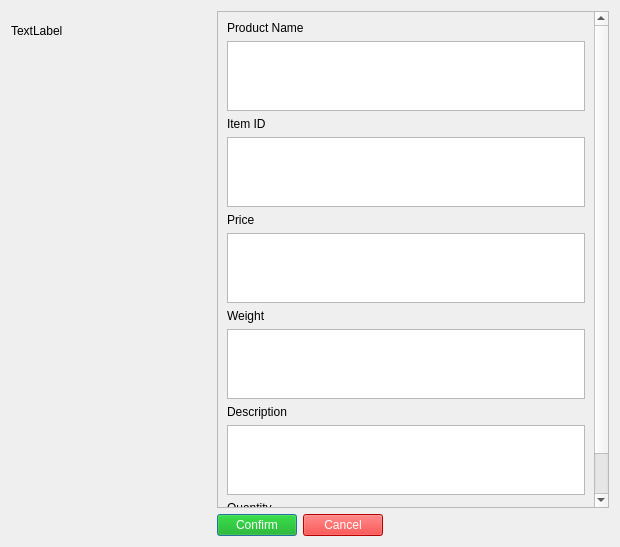
Above: User Interface/AddInventoryObj.ui from Struong4/Team2Jira before the change. Below: the same form after it.
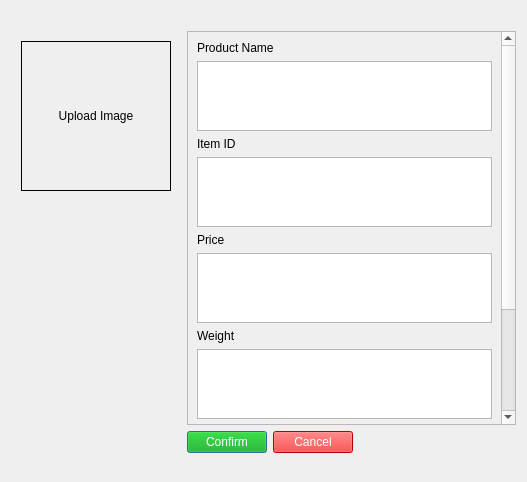
That is the form after the change. Icons and pictures are not drawn.

What changed in the file:
```diff
--- a/User Interface/AddInventoryObj.ui
+++ b/User Interface/AddInventoryObj.ui
@@ -6,8 +6,8 @@
    <rect>
     <x>0</x>
     <y>0</y>
-    <width>620</width>
-    <height>547</height>
+    <width>527</width>
+    <height>482</height>
    </rect>
   </property>
   <property name="windowTitle">
@@ -16,37 +16,10 @@
   <layout class="QHBoxLayout" name="horizontalLayout">
    <item>
     <layout class="QFormLayout" name="formLayout">
-     <item row="0" column="0">
-      <layout class="QVBoxLayout" name="verticalLayout_6">
-       <item>
-        <widget class="QLabel" name="label">
-         <property name="minimumSize">
-          <size>
-           <width>0</width>
-           <height>0</height>
-          </size>
-         </property>
-         <property name="text">
-          <string>TextLabel</string>
-         </property>
-        </widget>
-       </item>
-       <item>
-        <spacer name="horizontalSpacer">
-         <property name="orientation">
-          <enum>Qt::Horizontal</enum>
-         </property>
-         <property name="sizeHint" stdset="0">
-          <size>
-           <width>200</width>
-           <height>20</height>
-          </size>
-         </property>
-        </spacer>
-       </item>
-      </layout>
-     </item>
-     <item row="0" column="1">
+     <property name="labelAlignment">
+      <set>Qt::AlignLeading|Qt::AlignLeft|Qt::AlignTop</set>
+     </property>
+     <item row="1" column="1">
       <widget class="QScrollArea" name="scrollArea">
        <property name="widgetResizable">
         <bool>true</bool>
@@ -55,8 +28,8 @@
         <property name="geometry">
          <rect>
           <x>0</x>
-          <y>-49</y>
-          <width>373</width>
+          <y>0</y>
+          <width>312</width>
           <height>545</height>
          </rect>
         </property>
@@ -142,7 +115,7 @@
        </widget>
       </widget>
      </item>
-     <item row="1" column="1">
+     <item row="2" column="1">
       <layout class="QHBoxLayout" name="horizontalLayout_2">
        <item>
         <widget class="QPushButton" name="pushButton_2">
@@ -183,6 +156,118 @@
        </item>
       </layout>
      </item>
+     <item row="0" column="0">
+      <layout class="QVBoxLayout" name="verticalLayout_6">
+       <item>
+        <widget class="QLabel" name="label">
+         <property name="minimumSize">
+          <size>
+           <width>0</width>
+           <height>0</height>
+          </size>
+         </property>
+         <property name="maximumSize">
+          <size>
+           <width>50</width>
+           <height>50</height>
+          </size>
+         </property>
+         <property name="text">
+          <string/>
+         </property>
+         <property name="pixmap">
+          <pixmap resource="RetrieverEssentials.qrc">:/my_resources/Logos/Retriever Essential.png</pixmap>
+         </property>
+         <property name="scaledContents">
+          <bool>true</bool>
+         </property>
+        </widget>
+       </item>
+      </layout>
+     </item>
+     <item row="1" column="0">
+      <layout class="QVBoxLayout" name="verticalLayout">
+       <property name="leftMargin">
+        <number>10</number>
+       </property>
+       <property name="topMargin">
+        <number>10</number>
+       </property>
+       <property name="rightMargin">
+        <number>10</number>
+       </property>
+       <item>
+        <widget class="QLabel" name="label_8">
+         <property name="minimumSize">
+          <size>
+           <width>150</width>
+           <height>150</height>
+          </size>
+         </property>
+         <property name="maximumSize">
+          <size>
+           <width>16777215</width>
+           <height>150</height>
+          </size>
+         </property>
+         <property name="styleSheet">
+          <string notr="true">border-color: rgb(0, 0, 0);</string>
+         </property>
+         <property name="frameShape">
+          <enum>QFrame::Panel</enum>
+         </property>
+         <property name="text">
+          <string>Upload Image</string>
+         </property>
+         <property name="textFormat">
+          <enum>Qt::PlainText</enum>
+         </property>
+         <property name="alignment">
+          <set>Qt::AlignCenter</set>
+         </property>
+        </widget>
+       </item>
+       <item>
+        <spacer name="verticalSpacer_2">
+         <property name="orientation">
+          <enum>Qt::Vertical</enum>
+         </property>
+         <property name="sizeHint" stdset="0">
+          <size>
+           <width>20</width>
+           <height>40</height>
+          </size>
+         </property>
+        </spacer>
+       </item>
+       <item>
+        <spacer name="horizontalSpacer_3">
+         <property name="orientation">
+          <enum>Qt::Horizontal</enum>
+         </property>
+         <property name="sizeHint" stdset="0">
+          <size>
+           <width>40</width>
+           <height>20</height>
+          </size>
+         </property>
+        </spacer>
+       </item>
+      </layout>
+     </item>
+     <item row="2" column="0">
+      <spacer name="verticalSpacer_3">
+       <property name="orientation">
+        <enum>Qt::Vertical</enum>
+       </property>
+       <property name="sizeHint" stdset="0">
+        <size>
+         <width>20</width>
+         <height>40</height>
+        </size>
+       </property>
+      </spacer>
+     </item>
     </layout>
    </item>
   </layout>
```
Left out of the diff: 8 changed lines with no effect on the pictures.
